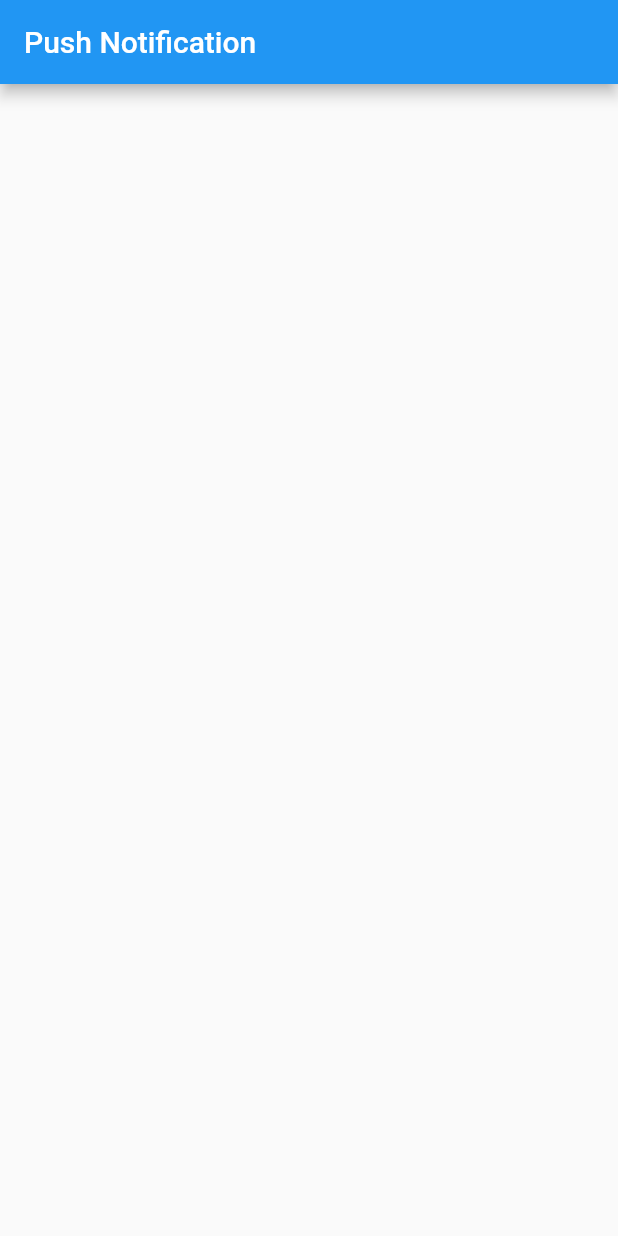
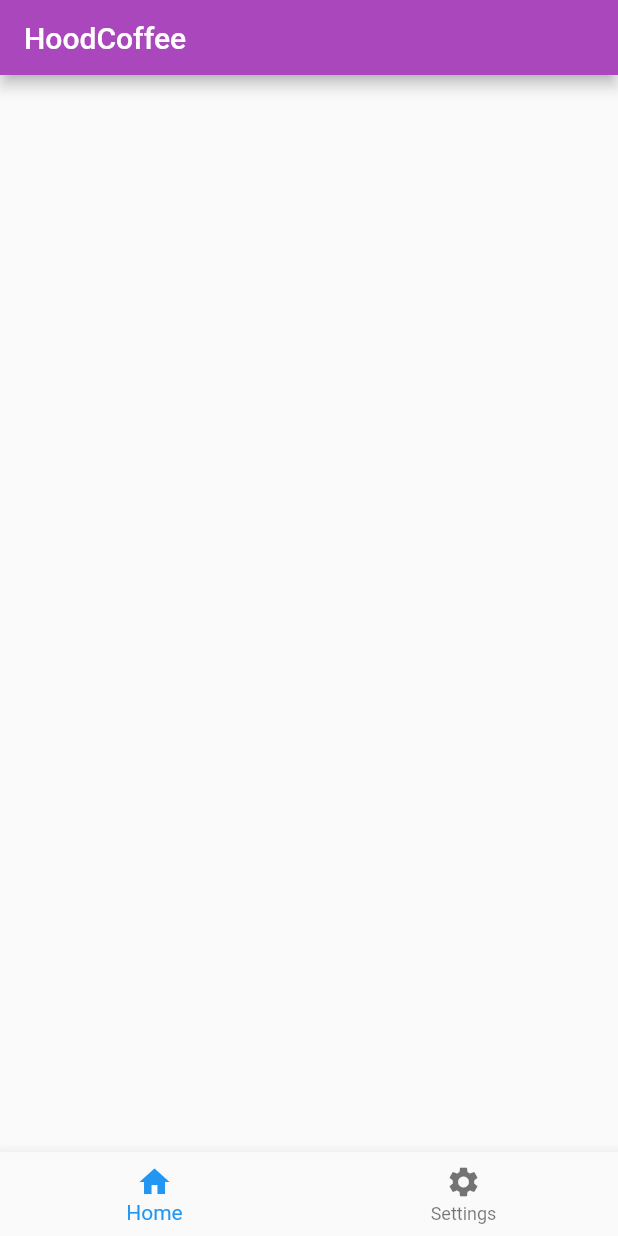
Before and after one commit to Zulfadlifauzi/Flutterpushnotification, a Flutter app: the screen it shows after launch, on a phone screen of 412 x 824 dp. Run offline on Flutter 3.47's test engine with Material 2 defaults, Android fonts, the light colour scheme and no system bars; missing offline and left inert: onesignal_flutter.

Commit message:
add home and settings screen, navigation between screens.

```diff
--- a/lib/main.dart
+++ b/lib/main.dart
@@ -1,6 +1,5 @@
 import 'package:flutter/material.dart';
-import 'package:onesignal_flutter/onesignal_flutter.dart';
-
+import 'screens/main_screens.dart';
 void main() {
   runApp(MyApp());
 }
@@ -14,37 +13,7 @@ class MyApp extends StatelessWidget {
       theme: ThemeData(
         primarySwatch: Colors.blue,
       ),
-      home: MyHomePage(title: 'Notification'),
+      home: MainScreen(),
     );
   }
 }
-
-class MyHomePage extends StatefulWidget {
-  MyHomePage({Key? key, required this.title}) : super(key: key);
-  final String title;
-
-  @override
-  _MyHomePageState createState() => _MyHomePageState();
-}
-
-class _MyHomePageState extends State<MyHomePage> {
-  @override
-  void initState() {
-    super.initState();
-    initPlatformState();
-  }
-
-  static final String oneSignalAppId = '04a7cc20-1543-45ac-865c-ac8f7304cd5c';
-  @override
-  Widget build(BuildContext context) {
-    return Scaffold(
-      appBar: AppBar(
-        title: Text('Push Notification'),
-      ),
-    );
-  }
-
-  Future<void> initPlatformState() async {
-    OneSignal.shared.setAppId(oneSignalAppId);
-  }
-}
--- /dev/null
+++ b/lib/screens/main_screens.dart
@@ -0,0 +1,51 @@
+import 'package:flutter/material.dart';
+import 'package:onesignal_flutter/onesignal_flutter.dart';
+import 'package:pushnoti/screens/tabs/home_screens.dart';
+import 'package:pushnoti/screens/tabs/setting_screens.dart';
+
+class MainScreen extends StatefulWidget {
+  const MainScreen({Key? key}) : super(key: key);
+
+  @override
+  _MainScreenState createState() => _MainScreenState();
+}
+
+class _MainScreenState extends State<MainScreen> {
+  int pageIndex = 0;
+  List<Widget> pageList = <Widget>[
+    HomeScreen(),
+    SettingScreen(),
+  ];
+  @override
+  void initState() {
+    super.initState();
+    initPlatformState();
+  }
+
+  static final String oneSignalAppId = '04a7cc20-1543-45ac-865c-ac8f7304cd5c';
+
+  @override
+  Widget build(BuildContext context) {
+    return Scaffold(
+      body: pageList[pageIndex],
+      bottomNavigationBar: BottomNavigationBar(
+        currentIndex: pageIndex,
+        onTap: (value) {
+          setState(() {
+            pageIndex = value;
+          });
+        },
+        type: BottomNavigationBarType.fixed,
+        items: [
+          BottomNavigationBarItem(icon: Icon(Icons.home), label: 'Home'),
+          BottomNavigationBarItem(
+              icon: Icon(Icons.settings), label: 'Settings'),
+        ],
+      ),
+    );
+  }
+
+  Future<void> initPlatformState() async {
+    OneSignal.shared.setAppId(oneSignalAppId);
+  }
+}
--- /dev/null
+++ b/lib/screens/tabs/home_screens.dart
@@ -0,0 +1,26 @@
+import 'package:flutter/material.dart';
+
+class HomeScreen extends StatefulWidget {
+  const HomeScreen({Key? key}) : super(key: key);
+
+  @override
+  _HomeScreenState createState() => _HomeScreenState();
+}
+
+class _HomeScreenState extends State<HomeScreen> {
+  @override
+  Widget build(BuildContext context) {
+    return Scaffold(
+      appBar: PreferredSize(
+        preferredSize: Size.fromHeight(50.0),
+        child: AppBar(
+          backgroundColor: Colors.purple[400],
+          title: Text(
+            'HoodCoffee',
+            style: TextStyle(color: Colors.white),
+          ),
+        ),
+      ),
+    );
+  }
+}
```
Also changed, not shown: lib/screens/tabs/setting_screens.dart (added, +26 -0 lines), pubspec.yaml (+6 -5 lines), images/freeguy.jpg (added), pubspec.lock, 1 other file.
